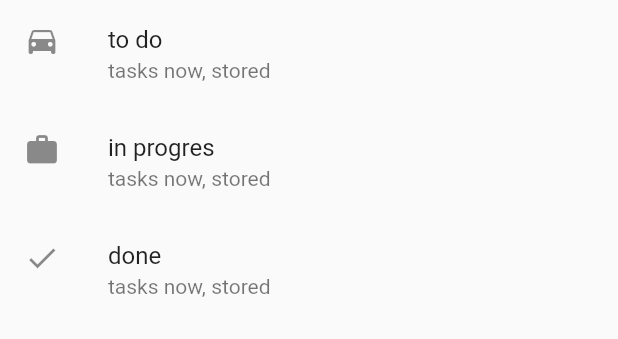
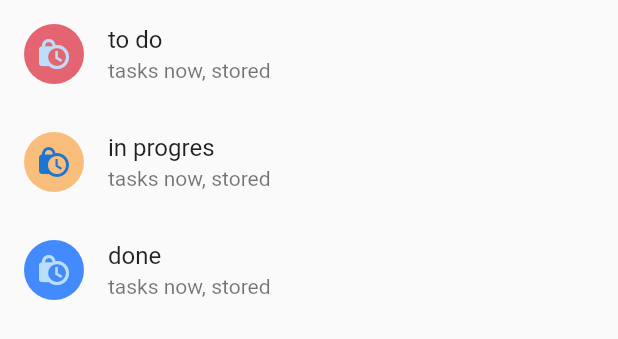
Before and after one commit to ess1990ali/train, a Flutter app: what tasks() shows on an empty page, opened directly, on a phone screen of 412 x 824 dp. Shown: the top 339 px of the screen. Run offline on Flutter 3.47's test engine with Material 2 defaults, Android fonts, the phone set to English and light mode, and no system bars; our stand-ins replace percent_indicator.

Commit message:
add circular image and color modify all icons

```diff
--- a/lib/src/main.dart
+++ b/lib/src/main.dart
@@ -54,7 +54,8 @@ class MyApp extends StatelessWidget {
                           ),
                           Padding(padding: EdgeInsets.only(left: 220)),
                           FloatingActionButton(onPressed:(){},
-                                child: Icon(Icons.report)
+                                child: Icon(Icons.report,),
+                            backgroundColor: Color(0xff309398),
                             ),
                         ],
                       )),
--- a/lib/src/presentation/tasks.dart
+++ b/lib/src/presentation/tasks.dart
@@ -9,17 +9,29 @@ class _Tasks extends State<tasks> {
     var list = ListView(
       children: <Widget>[
         ListTile(
-          leading: Icon(Icons.time_to_leave),
+          leading: CircleAvatar(
+      radius: 20,
+      backgroundColor: Color(0xffE46471),
+      child: Icon(Icons.lock_clock),
+    ),
           title: Text("to do"),
           subtitle: Text("tasks now, stored"),
         ),
         ListTile(
-          leading: Icon(Icons.work),
+          leading: CircleAvatar(
+            radius: 20,
+            backgroundColor: Color(0xffF9BE7C),
+            child: Icon(Icons.lock_clock),
+          ),
           title: Text("in progres"),
           subtitle: Text("tasks now, stored"),
         ),
         ListTile(
-          leading: Icon(Icons.done),
+          leading: CircleAvatar(
+            radius: 20,
+            backgroundColor: Colors.blueAccent,
+            child: Icon(Icons.lock_clock),
+          ),
           title: Text("done"),
           subtitle: Text("tasks now, stored"),
         )
```
